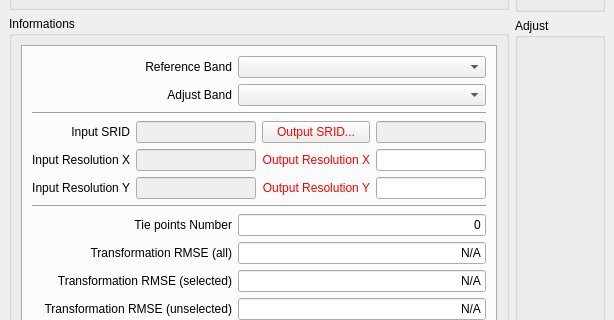
This is src/terralib/qt/widgets/rp/ui/TiePointLocatorWidgetForm.ui in claudiobogossian/terralib5 as Qt 5 draws it before an edit; both pictures show x 0 to 614 and y 406 to 726 of the 614 by 841 pixel window. The edited form follows.
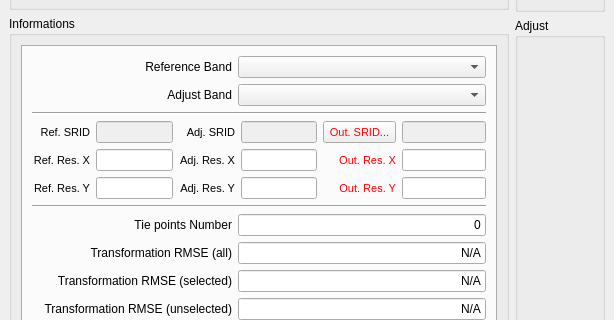
This is the edited form.

What changed in the file:
```diff
--- a/src/terralib/qt/widgets/rp/ui/TiePointLocatorWidgetForm.ui
+++ b/src/terralib/qt/widgets/rp/ui/TiePointLocatorWidgetForm.ui
@@ -410,8 +410,16 @@
                        <layout class="QGridLayout" name="gridLayout_27">
                         <item row="0" column="0">
                          <widget class="QLabel" name="label_28">
+                          <property name="font">
+                           <font>
+                            <pointsize>8</pointsize>
+                           </font>
+                          </property>
+                          <property name="toolTip">
+                           <string>Reference image spatial reference system ID</string>
+                          </property>
                           <property name="text">
-                           <string>Input SRID</string>
+                           <string>Ref. SRID</string>
                           </property>
                           <property name="alignment">
                            <set>Qt::AlignRight|Qt::AlignTrailing|Qt::AlignVCenter</set>
@@ -420,8 +428,13 @@
                         </item>
                         <item row="1" column="0">
                          <widget class="QLabel" name="m_resXLabel_2">
+                          <property name="font">
+                           <font>
+                            <pointsize>8</pointsize>
+                           </font>
+                          </property>
                           <property name="text">
-                           <string>Input Resolution X</string>
+                           <string>Ref. Res. X</string>
                           </property>
                           <property name="alignment">
                            <set>Qt::AlignRight|Qt::AlignTrailing|Qt::AlignVCenter</set>
@@ -430,11 +443,16 @@
                         </item>
                         <item row="2" column="0">
                          <widget class="QLabel" name="m_resYLabel_2">
+                          <property name="font">
+                           <font>
+                            <pointsize>8</pointsize>
+                           </font>
+                          </property>
                           <property name="autoFillBackground">
                            <bool>false</bool>
                           </property>
                           <property name="text">
-                           <string>Input Resolution Y</string>
+                           <string>Ref. Res. Y</string>
                           </property>
                           <property name="alignment">
                            <set>Qt::AlignRight|Qt::AlignTrailing|Qt::AlignVCenter</set>
@@ -448,14 +466,31 @@
                         <item row="1" column="0">
                          <widget class="QLineEdit" name="m_inputResXLineEdit">
                           <property name="enabled">
-                           <bool>false</bool>
+                           <bool>true</bool>
+                          </property>
+                          <property name="sizePolicy">
+                           <sizepolicy hsizetype="Preferred" vsizetype="Preferred">
+                            <horstretch>0</horstretch>
+                            <verstretch>0</verstretch>
+                           </sizepolicy>
                           </property>
                           <property name="minimumSize">
                            <size>
-                            <width>100</width>
+                            <width>50</width>
                             <height>0</height>
                            </size>
                           </property>
+                          <property name="font">
+                           <font>
+                            <pointsize>8</pointsize>
+                           </font>
+                          </property>
+                          <property name="text">
+                           <string/>
+                          </property>
+                          <property name="alignment">
+                           <set>Qt::AlignLeading|Qt::AlignLeft|Qt::AlignVCenter</set>
+                          </property>
                          </widget>
                         </item>
                         <item row="0" column="0">
@@ -463,9 +498,15 @@
                           <property name="enabled">
                            <bool>false</bool>
                           </property>
+                          <property name="sizePolicy">
+                           <sizepolicy hsizetype="Preferred" vsizetype="Preferred">
+                            <horstretch>0</horstretch>
+                            <verstretch>0</verstretch>
+                           </sizepolicy>
+                          </property>
                           <property name="minimumSize">
                            <size>
-                            <width>100</width>
+                            <width>50</width>
                             <height>0</height>
                            </size>
                           </property>
@@ -474,26 +515,52 @@
                         <item row="2" column="0">
                          <widget class="QLineEdit" name="m_inputResYLineEdit">
                           <property name="enabled">
-                           <bool>false</bool>
+                           <bool>true</bool>
+                          </property>
+                          <property name="sizePolicy">
+                           <sizepolicy hsizetype="Preferred" vsizetype="Preferred">
+                            <horstretch>0</horstretch>
+                            <verstretch>0</verstretch>
+                           </sizepolicy>
                           </property>
                           <property name="minimumSize">
                            <size>
-                            <width>100</width>
+                            <width>50</width>
                             <height>0</height>
                            </size>
                           </property>
+                          <property name="font">
+                           <font>
+                            <pointsize>8</pointsize>
+                           </font>
+                          </property>
+                          <property name="alignment">
+                           <set>Qt::AlignLeading|Qt::AlignLeft|Qt::AlignVCenter</set>
+                          </property>
                          </widget>
                         </item>
                        </layout>
                       </item>
                      </layout>
                     </item>
-                    <item row="0" column="1">
+                    <item row="0" column="2">
                      <layout class="QGridLayout" name="gridLayout_26">
                       <item row="0" column="0">
                        <layout class="QGridLayout" name="gridLayout_25">
                         <item row="0" column="0">
                          <widget class="QPushButton" name="m_sridPushButton">
+                          <property name="sizePolicy">
+                           <sizepolicy hsizetype="Preferred" vsizetype="Preferred">
+                            <horstretch>0</horstretch>
+                            <verstretch>0</verstretch>
+                           </sizepolicy>
+                          </property>
+                          <property name="minimumSize">
+                           <size>
+                            <width>73</width>
+                            <height>0</height>
+                           </size>
+                          </property>
                           <property name="palette">
                            <palette>
                             <active>
@@ -531,13 +598,24 @@
                             </disabled>
                            </palette>
                           </property>
+                          <property name="font">
+                           <font>
+                            <pointsize>8</pointsize>
+                           </font>
+                          </property>
                           <property name="text">
-                           <string>Output SRID...</string>
+                           <string>Out. SRID...</string>
                           </property>
                          </widget>
                         </item>
                         <item row="1" column="0">
                          <widget class="QLabel" name="m_resXLabel">
+                          <property name="minimumSize">
+                           <size>
+                            <width>50</width>
+                            <height>0</height>
+                           </size>
+                          </property>
                           <property name="palette">
                            <palette>
                             <active>
@@ -575,8 +653,13 @@
                             </disabled>
                            </palette>
                           </property>
+                          <property name="font">
+                           <font>
+                            <pointsize>8</pointsize>
+                           </font>
+                          </property>
                           <property name="text">
-                           <string>Output Resolution X</string>
+                           <string>Out. Res. X</string>
                           </property>
                           <property name="alignment">
                            <set>Qt::AlignRight|Qt::AlignTrailing|Qt::AlignVCenter</set>
@@ -585,6 +668,12 @@
                         </item>
                         <item row="2" column="0">
                          <widget class="QLabel" name="m_resYLabel">
+                          <property name="minimumSize">
+                           <size>
+                            <width>50</width>
+                            <height>0</height>
+                           </size>
+                          </property>
                           <property name="palette">
                            <palette>
                             <active>
@@ -622,11 +711,16 @@
                             </disabled>
                            </palette>
                           </property>
+                          <property name="font">
+                           <font>
+                            <pointsize>8</pointsize>
+                           </font>
+                          </property>
                           <property name="autoFillBackground">
                            <bool>false</bool>
                           </property>
                           <property name="text">
-                           <string>Output Resolution Y</string>
+                           <string>Out. Res. Y</string>
                           </property>
                           <property name="alignment">
                            <set>Qt::AlignRight|Qt::AlignTrailing|Qt::AlignVCenter</set>
@@ -642,31 +736,201 @@
                           <property name="enabled">
                            <bool>false</bool>
                           </property>
+                          <property name="sizePolicy">
+                           <sizepolicy hsizetype="Preferred" vsizetype="Preferred">
+                            <horstretch>0</horstretch>
+                            <verstretch>0</verstretch>
+                           </sizepolicy>
+                          </property>
                           <property name="minimumSize">
                            <size>
-                            <width>100</width>
+                            <width>50</width>
                             <height>0</height>
                            </size>
                           </property>
                          </widget>
                         </item>
                         <item row="1" column="0">
-                         <widget class="QLineEdit" name="m_resXLineEdit">
+                         <widget class="QLineEdit" name="m_outResXLineEdit">
+                          <property name="sizePolicy">
+                           <sizepolicy hsizetype="Preferred" vsizetype="Preferred">
+                            <horstretch>0</horstretch>
+                            <verstretch>0</verstretch>
+                           </sizepolicy>
+                          </property>
                           <property name="minimumSize">
                            <size>
-                            <width>100</width>
+                            <width>50</width>
                             <height>0</height>
                            </size>
                           </property>
+                          <property name="font">
+                           <font>
+                            <pointsize>8</pointsize>
+                           </font>
+                          </property>
+                          <property name="alignment">
+                           <set>Qt::AlignLeading|Qt::AlignLeft|Qt::AlignVCenter</set>
+                          </property>
                          </widget>
                         </item>
                         <item row="2" column="0">
-                         <widget class="QLineEdit" name="m_resYLineEdit">
+                         <widget class="QLineEdit" name="m_outResYLineEdit">
+                          <property name="sizePolicy">
+                           <sizepolicy hsizetype="Preferred" vsizetype="Preferred">
+                            <horstretch>0</horstretch>
+                            <verstretch>0</verstretch>
+                           </sizepolicy>
+                          </property>
                           <property name="minimumSize">
                            <size>
-                            <width>100</width>
+                            <width>50</width>
                             <height>0</height>
                            </size>
+                          </property>
+                          <property name="font">
+                           <font>
+                            <pointsize>8</pointsize>
+                           </font>
+                          </property>
+                          <property name="alignment">
+                           <set>Qt::AlignLeading|Qt::AlignLeft|Qt::AlignVCenter</set>
+                          </property>
+                         </widget>
+                        </item>
+                       </layout>
+                      </item>
+                     </layout>
+                    </item>
+                    <item row="0" column="1">
+                     <layout class="QGridLayout" name="gridLayout_38">
+                      <item row="0" column="0">
+                       <layout class="QGridLayout" name="gridLayout_39">
+                        <item row="0" column="0">
+                         <widget class="QLabel" name="label_30">
+                          <property name="font">
+                           <font>
+                            <pointsize>8</pointsize>
+                           </font>
+                          </property>
+                          <property name="text">
+                           <string>Adj. SRID</string>
+                          </property>
+                          <property name="alignment">
+                           <set>Qt::AlignRight|Qt::AlignTrailing|Qt::AlignVCenter</set>
+                          </property>
+                         </widget>
+                        </item>
+                        <item row="1" column="0">
+                         <widget class="QLabel" name="m_resXLabel_3">
+                          <property name="font">
+                           <font>
+                            <pointsize>8</pointsize>
+                           </font>
+                          </property>
+                          <property name="text">
+                           <string>Adj. Res. X</string>
+                          </property>
+                          <property name="alignment">
+                           <set>Qt::AlignRight|Qt::AlignTrailing|Qt::AlignVCenter</set>
+                          </property>
+                         </widget>
+                        </item>
+                        <item row="2" column="0">
+                         <widget class="QLabel" name="m_resYLabel_3">
+                          <property name="font">
+                           <font>
+                            <pointsize>8</pointsize>
+                           </font>
+                          </property>
+                          <property name="autoFillBackground">
+                           <bool>false</bool>
+                          </property>
+                          <property name="text">
+                           <string>Adj. Res. Y</string>
+                          </property>
+                          <property name="alignment">
+                           <set>Qt::AlignRight|Qt::AlignTrailing|Qt::AlignVCenter</set>
+                          </property>
+                         </widget>
+                        </item>
+                       </layout>
+                      </item>
+                      <item row="0" column="1">
+                       <layout class="QGridLayout" name="gridLayout_40">
+                        <item row="1" column="0">
+                         <widget class="QLineEdit" name="m_adjustResXLineEdit">
+                          <property name="enabled">
+                           <bool>true</bool>
+                          </property>
+                          <property name="sizePolicy">
+                           <sizepolicy hsizetype="Preferred" vsizetype="Preferred">
+                            <horstretch>0</horstretch>
+                            <verstretch>0</verstretch>
+                           </sizepolicy>
+                          </property>
+                          <property name="minimumSize">
+                           <size>
+                            <width>50</width>
+                            <height>0</height>
+                           </size>
+                          </property>
+                          <property name="font">
+                           <font>
+                            <pointsize>8</pointsize>
+                           </font>
+                          </property>
+                          <property name="alignment">
+                           <set>Qt::AlignLeading|Qt::AlignLeft|Qt::AlignVCenter</set>
+                          </property>
+                         </widget>
+                        </item>
+                        <item row="0" column="0">
+                         <widget class="QLineEdit" name="m_adjustSRIDLineEdit">
+                          <property name="enabled">
+                           <bool>false</bool>
+                          </property>
+                          <property name="sizePolicy">
+                           <sizepolicy hsizetype="Preferred" vsizetype="Preferred">
+                            <horstretch>0</horstretch>
+                            <verstretch>0</verstretch>
+                           </sizepolicy>
+                          </property>
+                          <property name="minimumSize">
+                           <size>
+                            <width>50</width>
+                            <height>0</height>
+                           </size>
+                          </property>
+                          <property name="toolTip">
+                           <string>Adjust image spatial reference system ID</string>
+                          </property>
+                         </widget>
+                        </item>
+                        <item row="2" column="0">
+                         <widget class="QLineEdit" name="m_adjustResYLineEdit">
+                          <property name="enabled">
+                           <bool>true</bool>
+                          </property>
+                          <property name="sizePolicy">
+                           <sizepolicy hsizetype="Preferred" vsizetype="Preferred">
+                            <horstretch>0</horstretch>
+                            <verstretch>0</verstretch>
+                           </sizepolicy>
+                          </property>
+                          <property name="minimumSize">
+                           <size>
+                            <width>50</width>
+                            <height>0</height>
+                           </size>
+                          </property>
+                          <property name="font">
+                           <font>
+                            <pointsize>8</pointsize>
+                           </font>
+                          </property>
+                          <property name="alignment">
+                           <set>Qt::AlignLeading|Qt::AlignLeft|Qt::AlignVCenter</set>
                           </property>
                          </widget>
                         </item>
```
Left out of the diff: 17 changed lines with no effect on the pictures.
